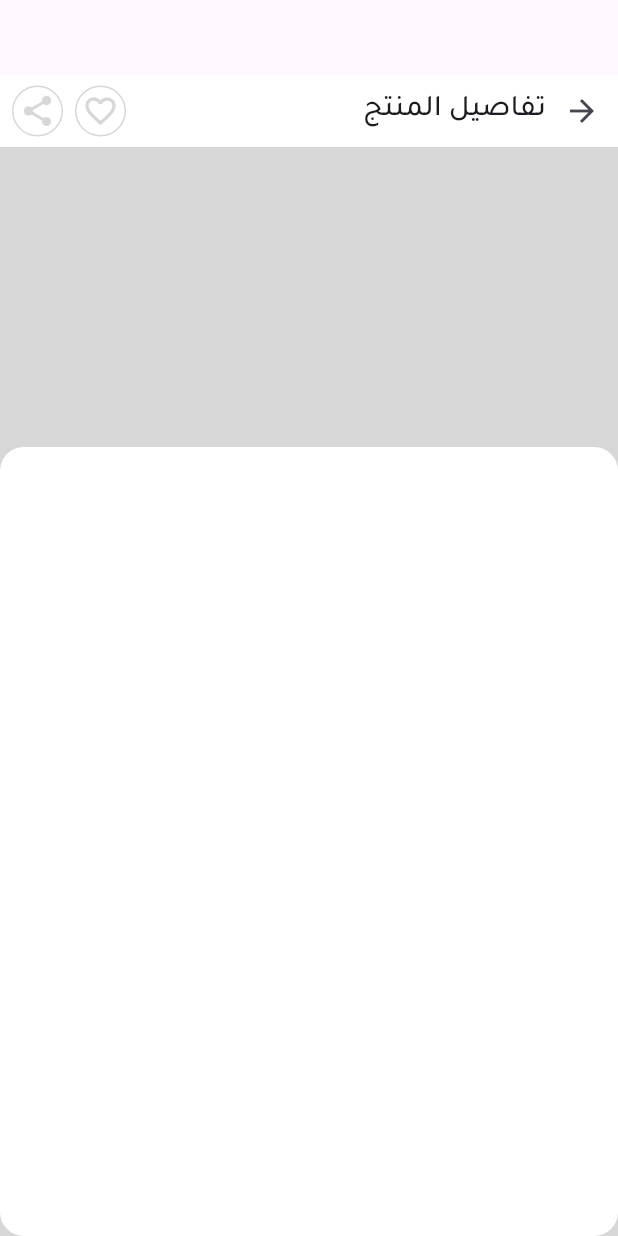
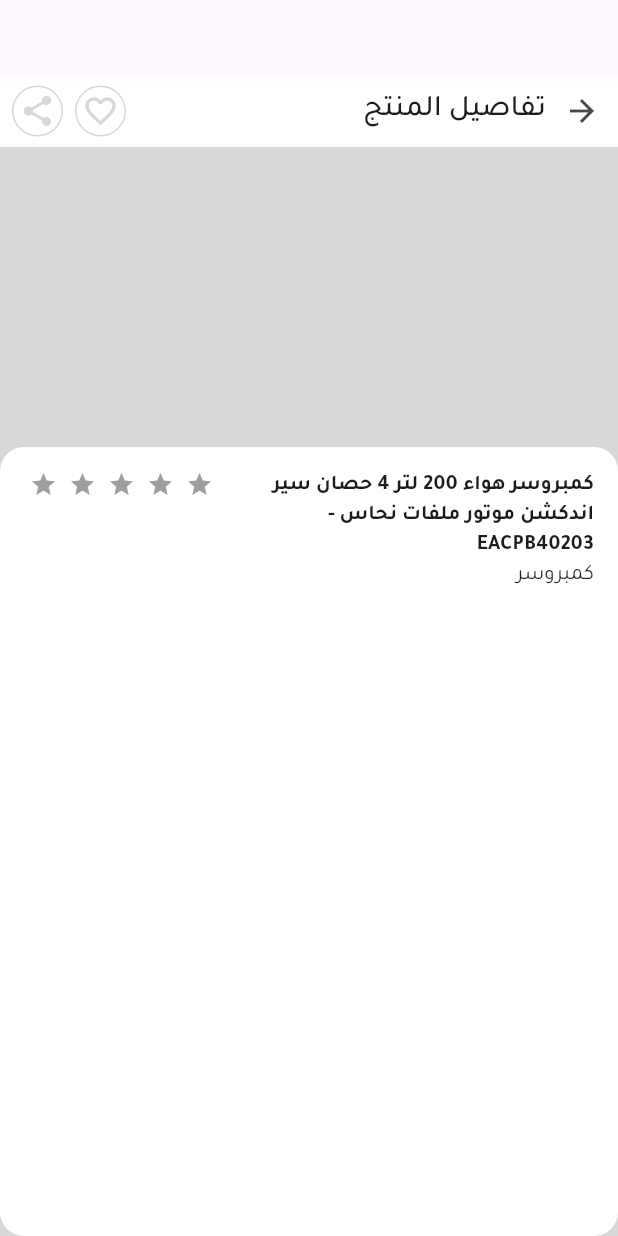
Before and after one commit to mahmoudhamdyae/ecommerce, a Flutter app: the ProductScreen screen opened directly, on a phone screen of 412 x 824 dp. Run offline on Flutter 3.47's test engine with Material 3 defaults, Android fonts, the phone set to English and light mode, and no system bars; drawn by our look-alikes of flutter_rating_bar; our stand-ins replace badges, flutter_swiper_view, get, get_it, internet_connection_checker, shared_preferences and 1 more; accounts and stored records are empty.

Commit message:
Product Screen Texts

```diff
--- a/lib/presentation/screens/product/widgets/product_screen.dart
+++ b/lib/presentation/screens/product/widgets/product_screen.dart
@@ -1,5 +1,6 @@
 import 'package:ecommerce/presentation/resources/strings_manager.dart';
 import 'package:flutter/material.dart';
+import 'package:flutter_rating_bar/flutter_rating_bar.dart';
 import 'package:get/get.dart';
 
 import '../../../resources/color_manager.dart';
@@ -77,12 +78,52 @@ class ProductScreen extends StatelessWidget {
               ),
               Expanded(
                 child: Container(
-                  decoration: BoxDecoration(
+                  decoration: const BoxDecoration(
                     color: ColorManager.white,
                     borderRadius: BorderRadius.all(Radius.circular(AppSize.borderRadius))
                   ),
+                  child: Padding(
+                    padding: EdgeInsets.all(AppPadding.mediumPadding),
+                    child: Column(
+                      crossAxisAlignment: CrossAxisAlignment.stretch,
+                      children: [
+                        Row(
+                          crossAxisAlignment: CrossAxisAlignment.start,
+                          children: [
+                            const Expanded(
+                              child: Text(
+                                'كمبروسر هواء 200 لتر 4 حصان سير اندكشن موتور ملفات نحاس - EACPB40203',
+                                style: TextStyle(
+                                  fontWeight: FontWeight.w600
+                                ),
+                              ),
+                            ),
+                            RatingBar.builder(
+                              initialRating: 0,
+                              minRating: 0,
+                              updateOnDrag: false,
+                              ignoreGestures: true,
+                              direction: Axis.horizontal,
+                              allowHalfRating: true,
+                              itemCount: 5,
+                              itemPadding: const EdgeInsets.symmetric(horizontal: 4.0),
+                              itemSize: 18,
+                              itemBuilder: (context, _) => const Icon(
+                                Icons.star,
+                                color: Colors.amber,
+                              ),
+                              onRatingUpdate: (rating) {},
+                            ),
+                          ],
+                        ),
+                        const Text(
+                            'كمبروسر'
+                        ),
+                      ],
+                    ),
+                  ),
                 ),
-              )
+              ),
             ],
           ),
         ),
```
